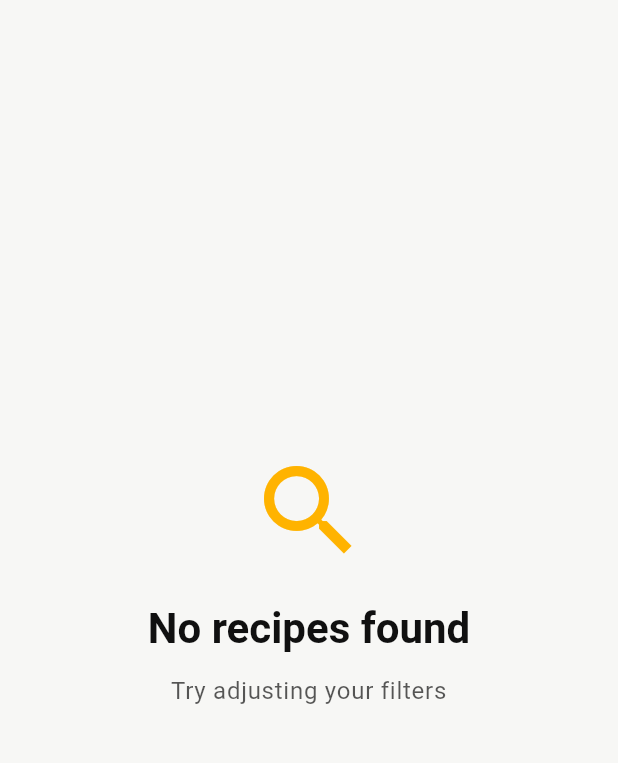
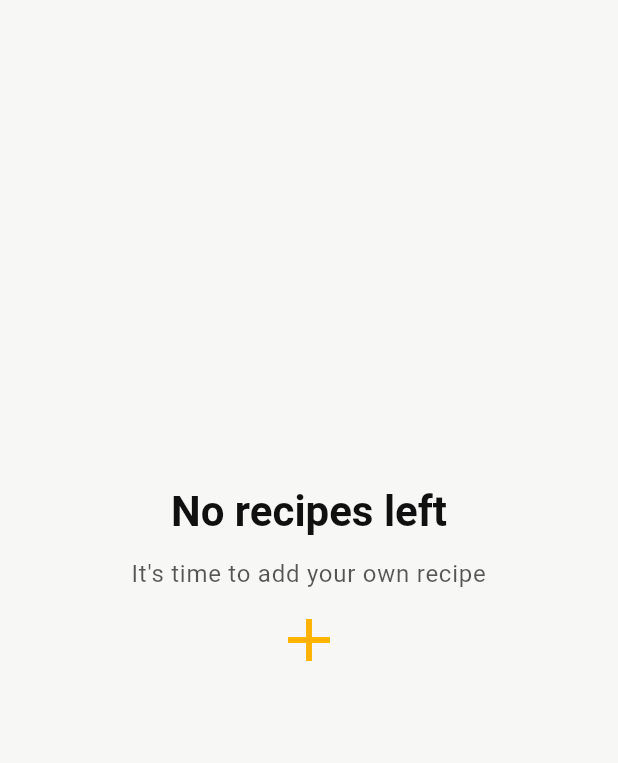
Before and after one commit to badriannp/forking-food, a Flutter app: the HomeScreen screen opened directly, on a phone screen of 412 x 824 dp, the part 80-843 px from its top. Run offline on Flutter 3.47's test engine with Material 3 defaults, Android fonts, the phone set to English and light mode, and no system bars; our stand-ins replace cloud_firestore, firebase_auth, firebase_core, firebase_storage, flutter_card_swiper, flutter_svg and 4 more; missing offline and left inert: flutter_facebook_auth; accounts and stored records are empty; project files that could hold a hidden picture were left out.

Commit message:
refactor: updates

```diff
--- a/lib/screens/tabs/discover_screen.dart
+++ b/lib/screens/tabs/discover_screen.dart
@@ -692,7 +692,7 @@ class _DiscoverScreenState extends State<DiscoverScreen> with SingleTickerProvid
                 ),
                 const SizedBox(height: 20),
                 Text(
-                  'No recommendations yet',
+                  'There\'s nothing here',
                   style: Theme.of(context).textTheme.headlineMedium?.copyWith(
                     fontWeight: FontWeight.bold,
                   ),
@@ -700,7 +700,7 @@ class _DiscoverScreenState extends State<DiscoverScreen> with SingleTickerProvid
                 ),
                 const SizedBox(height: 12),
                 Text(
-                  'Start swiping to get personalized recommendations',
+                  'Check later for more recommendations',
                   style: Theme.of(context).textTheme.bodyLarge?.copyWith(
                     color: Theme.of(context).colorScheme.onSurface.withOpacity(0.7),
                   ),
--- a/lib/screens/tabs/home_screen.dart
+++ b/lib/screens/tabs/home_screen.dart
@@ -1049,27 +1049,37 @@ class _HomeScreenState extends State<HomeScreen> {
     return Center(
       child: Column(
         mainAxisAlignment: MainAxisAlignment.center,
+        spacing: 12,
         children: [
-          Icon(
-            Icons.search,
-            size: 80,
-            color: Theme.of(context).colorScheme.primary,
-          ),
-          const SizedBox(height: 20),
           Text(
-            'No recipes found',
+            'No recipes left',
             style: Theme.of(context).textTheme.headlineMedium?.copyWith(
               fontWeight: FontWeight.bold,
             ),
             textAlign: TextAlign.center,
           ),
-          const SizedBox(height: 12),
-          Text(
-            'Try adjusting your filters',
-            style: Theme.of(context).textTheme.bodyLarge?.copyWith(
-              color: Theme.of(context).colorScheme.onSurface.withOpacity(0.7),
+          GestureDetector(
+            onTap: () {
+              HapticUtils.triggerSelection();
+              Navigator.pushNamed(context, '/add-recipe');
+            },
+            child: Column(
+              spacing: 8,
+              children: [
+                Text(
+                'It\'s time to add your own recipe',
+                style: Theme.of(context).textTheme.bodyLarge?.copyWith(
+                  color: Theme.of(context).colorScheme.onSurface.withOpacity(0.7),
+                  ),
+                  textAlign: TextAlign.center,
+                ),
+                Icon(
+                  Icons.add,
+                  size: 48,
+                  color: Theme.of(context).colorScheme.primary,
+                ),
+              ],
             ),
-            textAlign: TextAlign.center,
           ),
         ],
       ),
```
Also changed, not shown: lib/screens/tabs/profile_screen.dart (+4 -4 lines), 2 other files.
